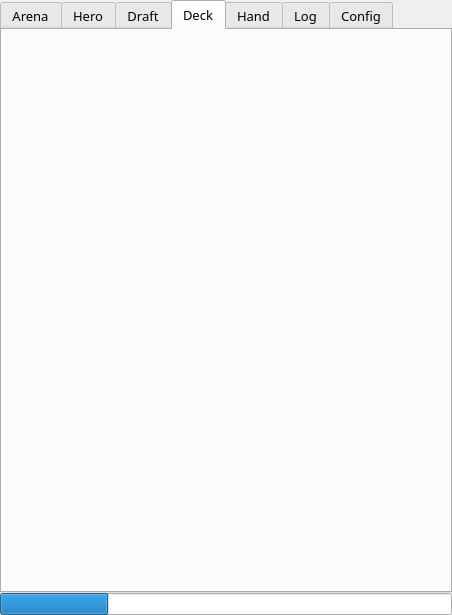
First picture: the form in mainwindow.ui, repository supertriodo/Arena-Tracker, before the edit.
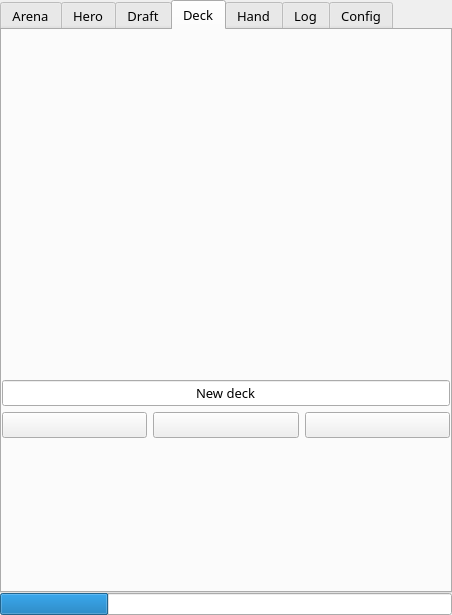
Second picture: the form after the edit. The open tabs and pages were chosen to show the change. Icons and pictures are not drawn. Custom widgets are drawn as their Qt base class.

Commit message: Add management deck controls. Hide/show deck controls depending inGame and inArena. Recover constructed deck when leaving arena.

The edit to the form file:
```diff
--- a/mainwindow.ui
+++ b/mainwindow.ui
@@ -981,18 +981,77 @@
               </property>
              </widget>
             </item>
+           </layout>
+          </item>
+          <item>
+           <layout class="QVBoxLayout" name="verticalLayoutManageDecks">
             <item>
-             <spacer name="deckHorizontalSpacer2">
-              <property name="orientation">
-               <enum>Qt::Horizontal</enum>
+             <widget class="QLineEdit" name="deckLineEdit">
+              <property name="text">
+               <string>New deck</string>
               </property>
-              <property name="sizeHint" stdset="0">
-               <size>
-                <width>40</width>
-                <height>20</height>
-               </size>
+              <property name="alignment">
+               <set>Qt::AlignCenter</set>
               </property>
-             </spacer>
+             </widget>
+            </item>
+            <item>
+             <layout class="QHBoxLayout" name="horizontalLayoutDecksButtons">
+              <item>
+               <widget class="QPushButton" name="deckButtonNew">
+                <property name="text">
+                 <string/>
+                </property>
+                <property name="icon">
+                 <iconset>
+                  <normalon>:/Images/plus64.png</normalon>
+                 </iconset>
+                </property>
+                <property name="iconSize">
+                 <size>
+                  <width>32</width>
+                  <height>32</height>
+                 </size>
+                </property>
+               </widget>
+              </item>
+              <item>
+               <widget class="QPushButton" name="deckButtonLoad">
+                <property name="text">
+                 <string/>
+                </property>
+                <property name="icon">
+                 <iconset>
+                  <normalon>:/Images/minus64.png</normalon>
+                 </iconset>
+                </property>
+                <property name="iconSize">
+                 <size>
+                  <width>32</width>
+                  <height>32</height>
+                 </size>
+                </property>
+               </widget>
+              </item>
+              <item>
+               <widget class="QPushButton" name="deckButtonSave">
+                <property name="text">
+                 <string/>
+                </property>
+                <property name="icon">
+                 <iconset>
+                  <normalon>:/Images/remove64.png</normalon>
+                 </iconset>
+                </property>
+                <property name="iconSize">
+                 <size>
+                  <width>32</width>
+                  <height>32</height>
+                 </size>
+                </property>
+               </widget>
+              </item>
+             </layout>
             </item>
            </layout>
           </item>
```
The commit also changes 5 other files.
